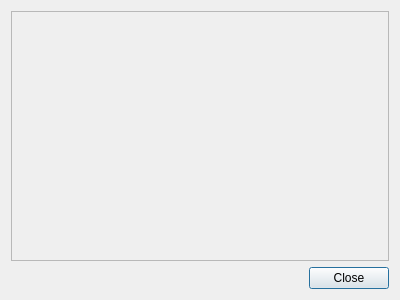
This is src/analyzer/ofchartbardialog.ui in loganek/workertracker as Qt 5 draws it before an edit. The edited form follows.
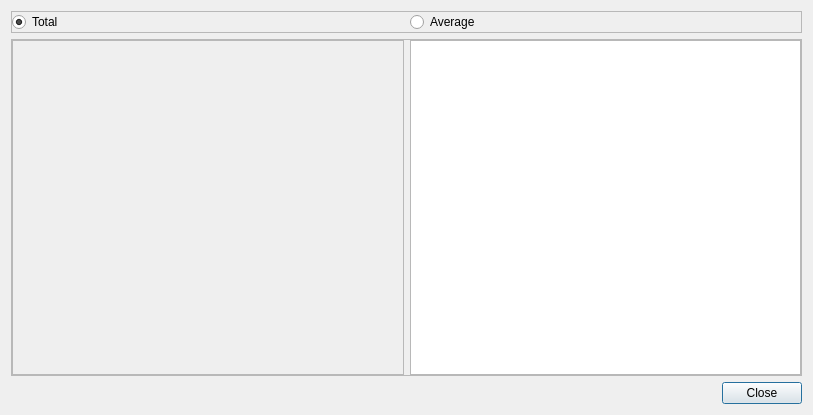
This is the edited form.

Commit message: analyzer: slightly improved day of week dialog

```diff
--- a/src/analyzer/ofchartbardialog.ui
+++ b/src/analyzer/ofchartbardialog.ui
@@ -6,8 +6,8 @@
    <rect>
     <x>0</x>
     <y>0</y>
-    <width>400</width>
-    <height>300</height>
+    <width>813</width>
+    <height>415</height>
    </rect>
   </property>
   <property name="windowTitle">
@@ -15,14 +15,14 @@
   </property>
   <layout class="QVBoxLayout" name="verticalLayout">
    <item>
-    <widget class="QFrame" name="chartFrame">
+    <widget class="QFrame" name="frame">
      <property name="frameShape">
       <enum>QFrame::StyledPanel</enum>
      </property>
      <property name="frameShadow">
       <enum>QFrame::Raised</enum>
      </property>
-     <layout class="QHBoxLayout" name="horizontalLayout">
+     <layout class="QHBoxLayout" name="horizontalLayout_3">
       <property name="leftMargin">
        <number>0</number>
       </property>
@@ -35,6 +35,97 @@
       <property name="bottomMargin">
        <number>0</number>
       </property>
+      <item>
+       <widget class="QRadioButton" name="totalRadioButton">
+        <property name="text">
+         <string>Total</string>
+        </property>
+        <property name="checked">
+         <bool>true</bool>
+        </property>
+       </widget>
+      </item>
+      <item>
+       <widget class="QRadioButton" name="averageRadioButton">
+        <property name="text">
+         <string>Average</string>
+        </property>
+       </widget>
+      </item>
+     </layout>
+    </widget>
+   </item>
+   <item>
+    <widget class="QFrame" name="frame_2">
+     <property name="frameShape">
+      <enum>QFrame::StyledPanel</enum>
+     </property>
+     <property name="frameShadow">
+      <enum>QFrame::Raised</enum>
+     </property>
+     <layout class="QHBoxLayout" name="horizontalLayout_2">
+      <property name="leftMargin">
+       <number>0</number>
+      </property>
+      <property name="topMargin">
+       <number>0</number>
+      </property>
+      <property name="rightMargin">
+       <number>0</number>
+      </property>
+      <property name="bottomMargin">
+       <number>0</number>
+      </property>
+      <item>
+       <widget class="QFrame" name="chartFrame">
+        <property name="frameShape">
+         <enum>QFrame::StyledPanel</enum>
+        </property>
+        <property name="frameShadow">
+         <enum>QFrame::Raised</enum>
+        </property>
+        <layout class="QHBoxLayout" name="horizontalLayout">
+         <property name="leftMargin">
+          <number>0</number>
+         </property>
+         <property name="topMargin">
+          <number>0</number>
+         </property>
+         <property name="rightMargin">
+          <number>0</number>
+         </property>
+         <property name="bottomMargin">
+          <number>0</number>
+         </property>
+        </layout>
+       </widget>
+      </item>
+      <item>
+       <widget class="QTreeWidget" name="chartInfoTree">
+        <property name="sizePolicy">
+         <sizepolicy hsizetype="Minimum" vsizetype="Expanding">
+          <horstretch>0</horstretch>
+          <verstretch>0</verstretch>
+         </sizepolicy>
+        </property>
+        <property name="columnCount">
+         <number>2</number>
+        </property>
+        <attribute name="headerVisible">
+         <bool>false</bool>
+        </attribute>
+        <column>
+         <property name="text">
+          <string notr="true">1</string>
+         </property>
+        </column>
+        <column>
+         <property name="text">
+          <string notr="true">2</string>
+         </property>
+        </column>
+       </widget>
+      </item>
      </layout>
     </widget>
    </item>
```
Left out of the diff: 2 changed lines with no effect on the pictures. The commit also changes 2 other files.
